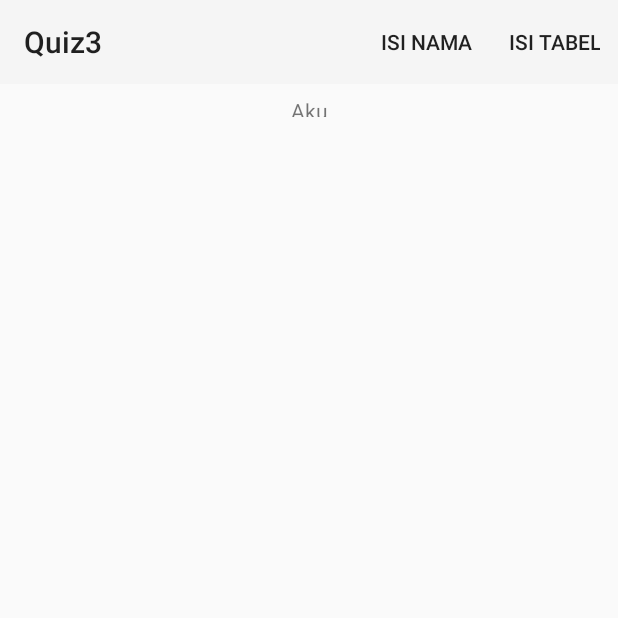
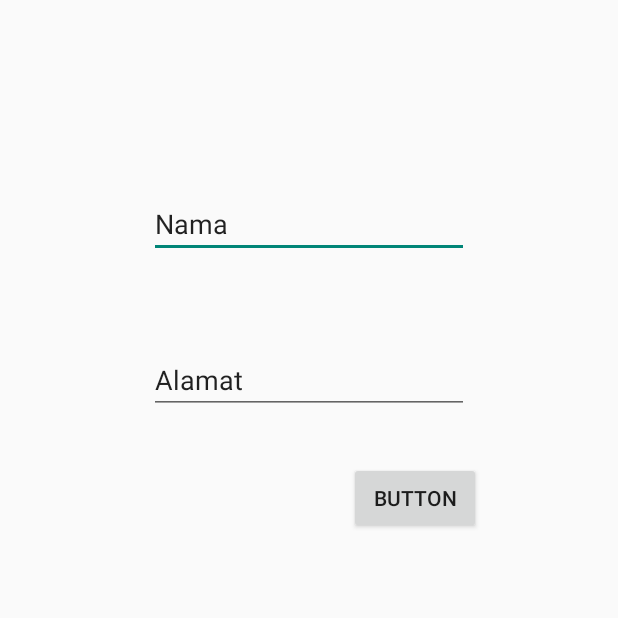
Before and after one commit to abrahamlundy/soalquiz-update, an Android app: the screen it shows after launch (MainActivity before the commit, Isian after it), after a tap on "ISI TABEL", on a phone screen of 412 x 824 dp, the top half of it. Run offline under Robolectric (Android 15) with nearby library versions, the phone set to English and light mode, and no system bars.

```diff
--- a/app/src/main/java/yudiwbs/edu/upi/cs/quiz3/ListHandler.java
+++ b/app/src/main/java/yudiwbs/edu/upi/cs/quiz3/ListHandler.java
@@ -35,8 +35,8 @@ public class ListHandler extends RecyclerView.Adapter<ListHandler.CategoryViewHo
         }
         @Override
         public void onBindViewHolder(CategoryViewHolder holder, int position) {
-           //holder.tvNama.setText(getListPresident().get(position).getName());
-           //holder.tvAlamat.setText(getListPresident().get(position).getRemarks());
+           holder.tvNama.setText(getListMahasiswa().get(position).getNama());
+           holder.tvAlamat.setText(getListMahasiswa().get(position).getAlamat());
 
         }
         @Override
--- a/app/src/main/java/yudiwbs/edu/upi/cs/quiz3/MainActivity.java
+++ b/app/src/main/java/yudiwbs/edu/upi/cs/quiz3/MainActivity.java
@@ -16,8 +16,8 @@ import java.util.ArrayList;
 
 public class MainActivity extends AppCompatActivity {
 
-    Toolbar myToolbar;
-    private ArrayList<Mahasiswa> list;
+
+    public ArrayList<Mahasiswa> list;
     RecyclerView daftar;
     String nama;
     String coba = "Aku";
@@ -26,11 +26,15 @@ public class MainActivity extends AppCompatActivity {
     protected void onCreate(Bundle savedInstanceState) {
         super.onCreate(savedInstanceState);
         setContentView(R.layout.activity_main);
-        myToolbar = (Toolbar) findViewById(R.id.toolbar);
+        Toolbar myToolbar = findViewById(R.id.toolbar);
         setSupportActionBar(myToolbar);
         tvNamaBeranda = findViewById(R.id.tvNama);
         tvNamaBeranda.setText(coba);
-        //showRecyclerList();
+        daftar= findViewById(R.id.rvAlamat);
+        daftar.setHasFixedSize(true);
+        list = new ArrayList<>();
+        list.addAll(MahasiswaData.getListData());
+        showRecyclerList();
 
     }
 
@@ -58,7 +62,7 @@ public class MainActivity extends AppCompatActivity {
                 return true;
             case R.id.mIsiTabel:
 
-                Intent next = new Intent();
+                Intent next = new Intent(this, Isian.class);
                 startActivity(next);
                 Toast.makeText(getApplicationContext(), "Nama dan alamat terisi", Toast.LENGTH_LONG).show();
 
--- a/app/src/main/res/layout/activity_isian.xml
+++ b/app/src/main/res/layout/activity_isian.xml
@@ -2,13 +2,12 @@
 <android.support.constraint.ConstraintLayout xmlns:android="http://schemas.android.com/apk/res/android"
     xmlns:app="http://schemas.android.com/apk/res-auto"
     xmlns:tools="http://schemas.android.com/tools"
-    android:id="@+id/edNama"
     android:layout_width="match_parent"
     android:layout_height="match_parent"
     tools:context=".Isian">
 
     <EditText
-        android:id="@+id/editNama"
+        android:id="@+id/edNama"
         android:layout_width="wrap_content"
         android:layout_height="wrap_content"
         android:layout_marginStart="8dp"
```
Also changed, not shown: app/build.gradle (+4 -4 lines), app/src/main/java/yudiwbs/edu/upi/cs/quiz3/Isian.java (+8 -9 lines).
